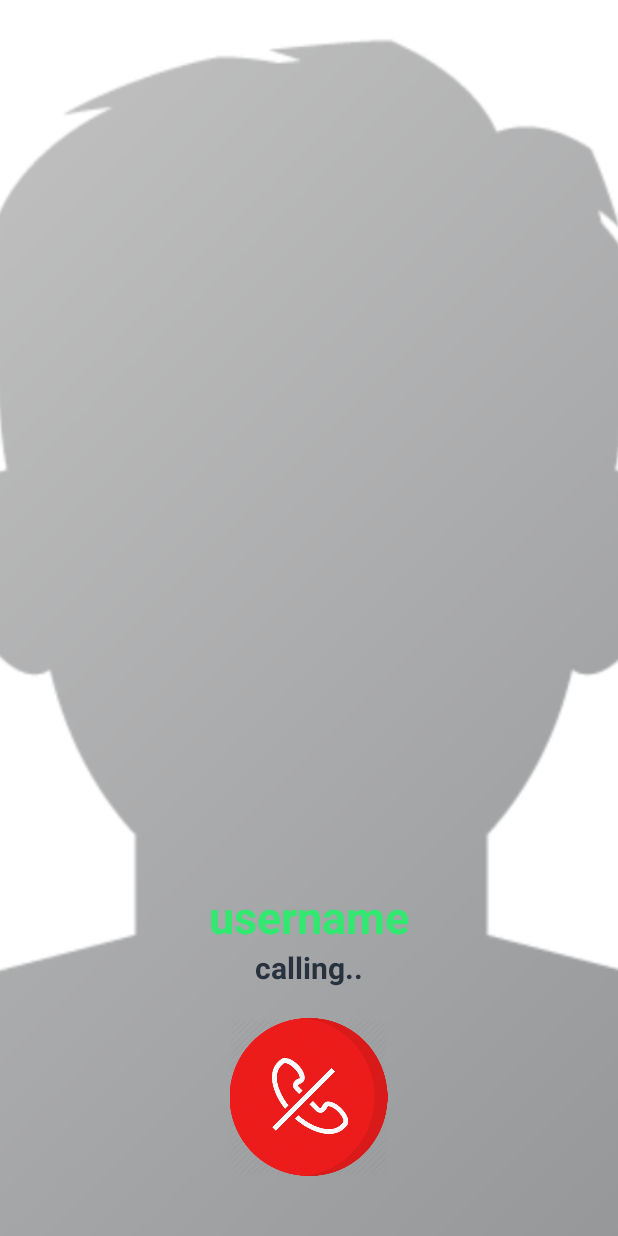
After one commit to gitupen5/VideoCallApp, an Android app: the CallingActivity screen opened directly, with no data from a screen before it, on a phone screen of 412 x 824 dp. The commit adds this screen. Run offline under Robolectric (Android 15) with nearby library versions, the phone set to English and light mode, and no system bars; our stand-ins replace Firebase (no records; nobody signed in at launch, a user with empty details on screens opened directly), Picasso; 1 statement that could not run was skipped.

Commit message:
Sending Call to another person
Button Has not been added yet

```diff
--- a/app/src/main/AndroidManifest.xml
+++ b/app/src/main/AndroidManifest.xml
@@ -11,7 +11,8 @@
         android:roundIcon="@mipmap/ic_launcher_round"
         android:supportsRtl="true"
         android:theme="@style/AppTheme">
-        <activity android:name=".ProfileActivity"></activity>
+        <activity android:name=".CallingActivity"></activity>
+        <activity android:name=".ProfileActivity" />
         <activity android:name=".FindPeopleActivity" />
         <activity android:name=".NotificaionsActivity" />
         <activity android:name=".SettingsActivity" />
--- /dev/null
+++ b/app/src/main/java/com/example/videochat/CallingActivity.java
@@ -0,0 +1,123 @@
+package com.example.videochat;
+
+import androidx.annotation.NonNull;
+import androidx.appcompat.app.AppCompatActivity;
+
+import android.media.Image;
+import android.os.Bundle;
+import android.widget.Button;
+import android.widget.ImageView;
+import android.widget.TextView;
+
+import com.google.android.gms.tasks.OnCompleteListener;
+import com.google.android.gms.tasks.Task;
+import com.google.firebase.auth.FirebaseAuth;
+import com.google.firebase.database.DataSnapshot;
+import com.google.firebase.database.DatabaseError;
+import com.google.firebase.database.DatabaseReference;
+import com.google.firebase.database.FirebaseDatabase;
+import com.google.firebase.database.ValueEventListener;
+import com.squareup.picasso.Picasso;
+
+import java.util.HashMap;
+
+public class CallingActivity extends AppCompatActivity {
+
+    private TextView nameContact;
+    private ImageView profileImage;
+    private ImageView cancelCallBtn, makeCallBtn;
+
+    private String receiverUserId="", receiverUserImage="", receiverUserName="";
+    private String senderUserId="", senderUserImage="", senderUserName="";
+
+    private DatabaseReference userRef;
+
+
+    @Override
+    protected void onCreate(Bundle savedInstanceState) {
+        super.onCreate(savedInstanceState);
+        setContentView(R.layout.activity_calling);
+
+
+        senderUserId = FirebaseAuth.getInstance().getCurrentUser().getUid();
+        receiverUserId = getIntent().getExtras().get("visit_user_id").toString();
+        userRef = FirebaseDatabase.getInstance().getReference().child("Users");
+
+
+
+        nameContact = findViewById(R.id.name_calling);
+        profileImage = findViewById(R.id.profile_image_calling);
+        cancelCallBtn = findViewById(R.id.cancel_call);
+        makeCallBtn = findViewById(R.id.make_call);
+
+        getAndSetUserProfileInfo();
+
+
+    }
+
+    private void getAndSetUserProfileInfo() {
+        userRef.addValueEventListener(new ValueEventListener() {
+            @Override
+            public void onDataChange(DataSnapshot dataSnapshot) {
+                if(dataSnapshot.child(receiverUserId).exists()){
+                    receiverUserImage = dataSnapshot.child(receiverUserId).child("image").getValue().toString();
+                    receiverUserName = dataSnapshot.child(receiverUserId).child("name").getValue().toString();
+
+                    nameContact.setText(receiverUserName);
+                    //if internet is slow then show default profile pic.
+                    Picasso.get().load(receiverUserImage).placeholder(R.drawable.profile_image).into(profileImage);
+                }
+                if(dataSnapshot.child(senderUserId).exists()){
+                    //retrieving the user image and name and sending it to sender
+                    senderUserImage = dataSnapshot.child(senderUserId).child("image").getValue().toString();
+                    senderUserName = dataSnapshot.child(senderUserId).child("name").getValue().toString();
+                }
+            }
+
+            @Override
+            public void onCancelled(DatabaseError databaseError) {
+
+            }
+        });
+
+    }
+
+    //lettig the receiver kow that someone is calling..
+    @Override
+    protected void onStart() {
+        super.onStart();
+
+
+        userRef.child(receiverUserId).addListenerForSingleValueEvent(new ValueEventListener() {
+            @Override
+            public void onDataChange(DataSnapshot dataSnapshot) {
+                //lettig the receiver kow that someone is calling..
+                if(!dataSnapshot.hasChild("Calling") && !dataSnapshot.hasChild("Ringing") ){
+                    final HashMap<String,Object> callingInfo = new HashMap<>();
+                    callingInfo.put("calling",receiverUserId);
+
+                    userRef.child(senderUserId).child("Calling").updateChildren(callingInfo)
+                            .addOnCompleteListener(new OnCompleteListener<Void>() {
+                                @Override
+                                public void onComplete(@NonNull Task<Void> task) {
+                                    if(task.isSuccessful()){
+                                        final HashMap<String,Object> ringingInfo = new HashMap<>();
+                                        ringingInfo.put("ringing",senderUserId);
+
+                                        userRef.child(receiverUserId).child("Ringing").updateChildren(ringingInfo);
+
+                                    }
+                                }
+                            });
+
+                }
+
+            }
+
+            @Override
+            public void onCancelled(DatabaseError databaseError) {
+
+            }
+        });
+    }
+}
--- a/app/src/main/java/com/example/videochat/MainActivity.java
+++ b/app/src/main/java/com/example/videochat/MainActivity.java
@@ -41,6 +41,7 @@
     private FirebaseAuth mAuth;
     private String currentUserId;
     private String userName="", profileImage="";
+    private String calledBy="";
 
 
 
@@ -107,6 +108,11 @@
     protected void onStart() {
         super.onStart();
 
+        checkForReceivingCall();
+
+        //Validation.. When a user open the app then he will have to enter his info.
+        validateUser();
+
         FirebaseRecyclerOptions<Contacts> options
                 = new FirebaseRecyclerOptions.Builder<Contacts>().setQuery(contactsRef.child(currentUserId),Contacts.class).build();
 
@@ -128,6 +134,15 @@
 
 
                         }
+                        holder.callBtn.setOnClickListener(new View.OnClickListener() {
+                            @Override
+                            public void onClick(View v) {
+                                Intent callingIntent = new Intent(MainActivity.this, CallingActivity.class);
+                                callingIntent.putExtra("visit_user_id", listUserId);
+                                startActivity(callingIntent);
+
+                            }
+                        });
                     }
 
                     @Override
@@ -151,6 +166,8 @@
 
     }
 
+
+
     public static class ContactsViewHolder extends RecyclerView.ViewHolder {
 
         TextView userNameTxt;
@@ -167,5 +184,49 @@
 
         }
     }
+    private void validateUser(){
+        DatabaseReference reference = FirebaseDatabase.getInstance().getReference();
+        reference.child("Users").child(currentUserId).addValueEventListener(new ValueEventListener() {
+            @Override
+            public void onDataChange(DataSnapshot dataSnapshot) {
+                //if this exist means user has filled his info like profile pic, name and bio
+                if(!dataSnapshot.exists()){
+                    //allowing a new user to fill his info first.
+                    Intent settingIntent = new Intent(MainActivity.this, SettingsActivity.class);
+                    startActivity(settingIntent);
+                    finish();
+                }
+
+            }
+
+            @Override
+            public void onCancelled(DatabaseError databaseError) {
+
+            }
+        });
+    }
+
+    private void checkForReceivingCall() {
+
+        userRef.child(currentUserId).child("Ringing")
+                .addValueEventListener(new ValueEventListener() {
+                    @Override
+                    public void onDataChange(DataSnapshot dataSnapshot) {
+                        if(dataSnapshot.hasChild("Ringing")){
+                            calledBy = dataSnapshot.child("Ringing").getValue().toString();
+
+                            Intent callingIntent = new Intent(MainActivity.this, CallingActivity.class);
+                            callingIntent.putExtra("visit_user_id", calledBy);
+                            startActivity(callingIntent);
+                        }
+                    }
+
+                    @Override
+                    public void onCancelled(DatabaseError databaseError) {
+
+                    }
+                });
+
+    }
 
 }
--- /dev/null
+++ b/app/src/main/res/layout/activity_calling.xml
@@ -0,0 +1,82 @@
+<?xml version="1.0" encoding="utf-8"?>
+<RelativeLayout xmlns:android="http://schemas.android.com/apk/res/android"
+    xmlns:app="http://schemas.android.com/apk/res-auto"
+    xmlns:tools="http://schemas.android.com/tools"
+    android:layout_width="match_parent"
+    android:layout_height="match_parent"
+    tools:context=".CallingActivity">
+
+    <ImageView
+        android:id="@+id/profile_image_calling"
+        android:layout_width="match_parent"
+        android:layout_height="match_parent"
+        android:src="@drawable/profile_image"
+        android:scaleType="centerCrop"
+        >
+
+
+
+    </ImageView>
+    <TextView
+        android:id="@+id/name_calling"
+        android:layout_width="match_parent"
+        android:layout_height="wrap_content"
+        android:text="username"
+        android:textColor="@color/colorPrimary"
+        android:textSize="30dp"
+        android:maxLines="5"
+        android:textStyle="bold"
+        android:gravity="center"
+        android:layout_above="@+id/txt"
+        >
+
+    </TextView>
+
+    <TextView
+        android:id="@+id/txt"
+        android:layout_width="match_parent"
+        android:layout_height="wrap_content"
+        android:text="calling.."
+        android:textColor="@color/colorAccent"
+        android:textSize="20dp"
+        android:maxLines="5"
+        android:textStyle="bold"
+        android:gravity="center"
+        android:layout_marginBottom="20dp"
+        android:layout_above="@+id/linear_layout1"
+        >
+
+    </TextView>
+
+    <LinearLayout
+        android:id="@+id/linear_layout1"
+        android:layout_width="match_parent"
+        android:layout_height="wrap_content"
+        android:layout_alignParentBottom="true"
+        android:layout_marginBottom="40dp"
+        android:gravity="center"
+        android:orientation="horizontal"
+        >
+
+        <ImageView
+            android:id="@+id/make_call"
+            android:layout_width="120dp"
+            android:layout_height="120dp"
+            android:src="@drawable/make_call"
+            android:layout_marginRight="80dp"
+            android:visibility="gone"
+            >
+
+        </ImageView>
+        <ImageView
+            android:id="@+id/cancel_call"
+            android:layout_width="110dp"
+            android:layout_height="105dp"
+            android:src="@drawable/cancel_call"
+            >
+        </ImageView>
+
+    </LinearLayout>
+
+
+</RelativeLayout>
```
